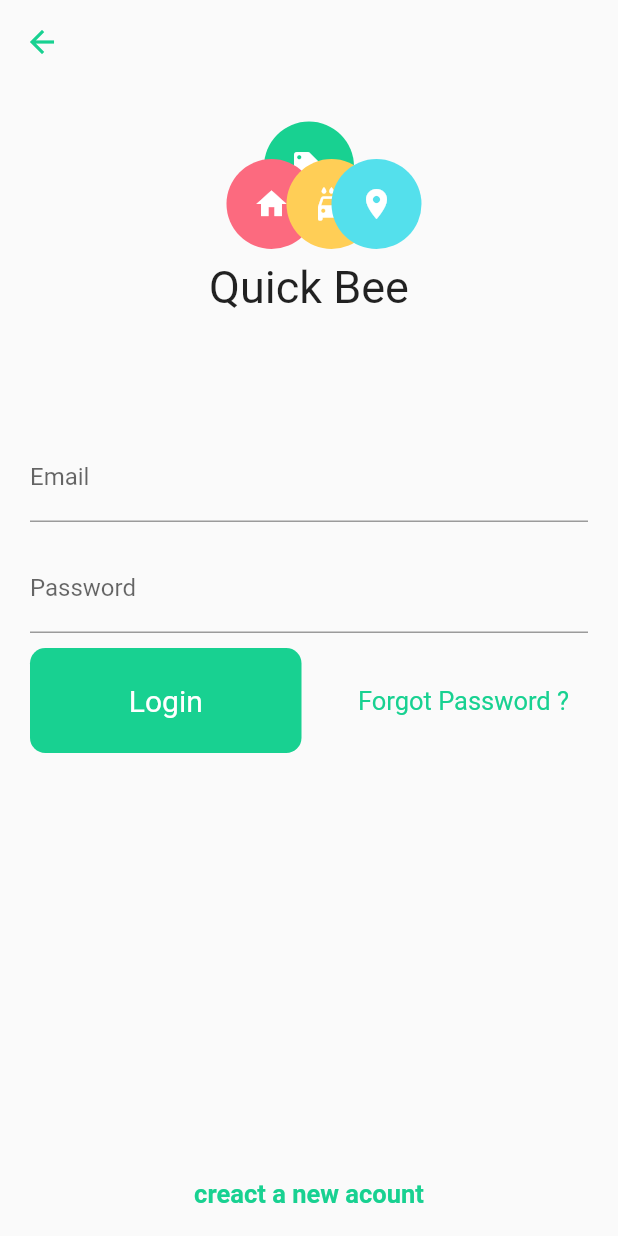
After one commit to ilies-space/quick_bee_ui, a Flutter app: the screen it shows after launch, after a tap on "Sing In With Email", on a phone screen of 412 x 824 dp. The commit adds this screen. Run offline on Flutter 3.47's test engine with Material 2 defaults, Android fonts, the phone set to English and light mode, and no system bars.

Commit message:
Adding Sing in with email page

```diff
--- /dev/null
+++ b/lib/login.dart
@@ -0,0 +1,118 @@
+import 'package:flutter/material.dart';
+import 'stacked_icons.dart';
+class LoginPage extends StatelessWidget {
+  @override
+  Widget build(BuildContext context) {
+    return new Scaffold(
+      appBar: new AppBar(
+        backgroundColor: Colors.transparent,
+        elevation: 0.0,
+        iconTheme: new IconThemeData(color: Color(0xFF18D191)),
+
+      ),
+
+      body: Container(
+        width: double.infinity,
+
+        child: new Column(
+          crossAxisAlignment: CrossAxisAlignment.center,
+          children: <Widget>[
+            //TOP LOGO :
+            new StackIcons(),
+            new Row(
+          mainAxisAlignment: MainAxisAlignment.center,
+          children: <Widget>[
+            Padding(
+              padding: const EdgeInsets.only(top:8.0,bottom: 80),
+              child: Text("Quick Bee",style: new TextStyle(
+                  fontSize: 30.0
+              ),),
+            )
+          ],),
+            Padding(
+              padding: const EdgeInsets.symmetric(horizontal: 20,vertical: 0.0),
+              child: new TextField(
+                decoration: new InputDecoration(
+                  labelText: 'Email'
+                ),
+                ),
+            ),
+            new SizedBox(height: 15.0),
+            Padding(
+              padding: const EdgeInsets.symmetric(horizontal: 20,vertical: 0.0),
+              child: new TextField(
+                obscureText: true,
+                decoration: new InputDecoration(
+                    labelText: 'Password'
+                ),
+              ),
+            ),
+            new Row(
+              children: <Widget>[
+                //Button 2
+                Expanded(
+                  child: Padding  (
+                    padding: const EdgeInsets.only(left: 20.0,right: 5.0,top: 10.0),
+                    child: new Container(
+                      alignment: Alignment.center,
+                      height: 70.0,
+                      decoration: new BoxDecoration(
+                          color: Color(0xFF18D191),
+                        borderRadius: new BorderRadius.circular(10.2),
+                      ),
+                      child: new Text("Login",style: TextStyle(
+                          fontSize: 20.0,
+                          color: Colors.white
+                      ),),
+                    ),
+
+                  ),
+                ),
+                //Button 3
+                Expanded(
+
+                  child: Padding  (
+
+                    padding: const EdgeInsets.only(left: 10.0,right: 10.0,top: 10.0),
+                    child: new Container(
+                      alignment: Alignment.center,
+                      height: 70.0,
+
+                      child: new Text("Forgot Password ?",style: TextStyle(
+                          fontSize: 17.0,
+                          color: Color(0xFF18D191)
+
+                      ),),
+                    ),
+
+                  ),
+                )
+              ],
+            ),
+            Expanded(
+              child: Padding(
+                padding: const EdgeInsets.only(bottom: 18),
+                child: Column(
+                  mainAxisAlignment: MainAxisAlignment.end,
+
+                  children: <Widget>[
+                    new Text("creact a new acount",style: TextStyle(
+                        fontSize: 17.0,
+                        color: Color(0xFF18D191),
+                      fontWeight: FontWeight.bold
+
+                    )),
+                  ],
+                ),
+              ),
+            )
+
+
+
+          ],),
+      ),
+
+
+    );
+  }
+}
--- a/lib/main.dart
+++ b/lib/main.dart
@@ -1,4 +1,5 @@
 import 'package:flutter/material.dart';
+import 'login.dart';
 
 void main() => runApp(QuickBee());
 
@@ -94,6 +95,12 @@ class MyHomePage extends StatelessWidget {
                 Expanded(
                   child: Padding  (
                     padding: const EdgeInsets.only(left: 20.0,right: 10.0,top: 10.0),
+                    child: GestureDetector(
+                      onTap: (){
+                        Navigator.push(context, MaterialPageRoute(
+                          builder: (context)=>LoginPage(),
+                        )) ;
+                      },
                       child: new Container(
                         alignment: Alignment.center,
                         height: 70.0,
@@ -105,6 +112,7 @@ class MyHomePage extends StatelessWidget {
                           fontSize: 20.0,
                           color: Colors.white
                         ),),
+                      ),
                     ),
 
                   ),
--- /dev/null
+++ b/lib/stacked_icons.dart
@@ -0,0 +1,55 @@
+import 'package:flutter/material.dart';
+class StackIcons extends StatelessWidget {
+  @override
+  Widget build(BuildContext context) {
+    return //Start of the Logo
+      new Stack(
+        alignment: Alignment.center,
+        children: <Widget>[
+          new Container(
+            height: 60.0,
+            width: 60.0,
+            decoration: new BoxDecoration(
+                borderRadius: new BorderRadius.circular(50.0),
+                color: Color(0xFF18D191)
+            ),
+            child: new Icon(Icons.local_offer,color: Colors.white,),
+
+          ),
+          new Container(
+            margin: new EdgeInsets.only(right: 50.0,top: 50.0),
+            height: 60.0,
+            width: 60.0,
+            decoration: new BoxDecoration(
+                borderRadius: new BorderRadius.circular(50.0),
+                color: Color(0xFFFC6A7F)
+            ),
+            child: new Icon(Icons.home,color: Colors.white,),
+
+          ),
+          new Container(
+            margin: new EdgeInsets.only(left: 30.0,top: 50.0),
+            height: 60.0,
+            width: 60.0,
+            decoration: new BoxDecoration(
+                borderRadius: new BorderRadius.circular(50.0),
+                color: Color(0xFFFFCE56)
+            ),
+            child: new Icon(Icons.local_car_wash,color: Colors.white,),
+
+          ),
+          new Container(
+            margin: new EdgeInsets.only(left: 90.0,top:50.0),
+            height: 60.0,
+            width: 60.0,
+            decoration: new BoxDecoration(
+                borderRadius: new BorderRadius.circular(50.0),
+                color: Color(0xFF54E0EC)
+            ),
+            child: new Icon(Icons.place,color: Colors.white,),
+
+          ),
+        ],
+      );
+  }
+}
```
Lines whose indentation alone changed are shown as unchanged.
